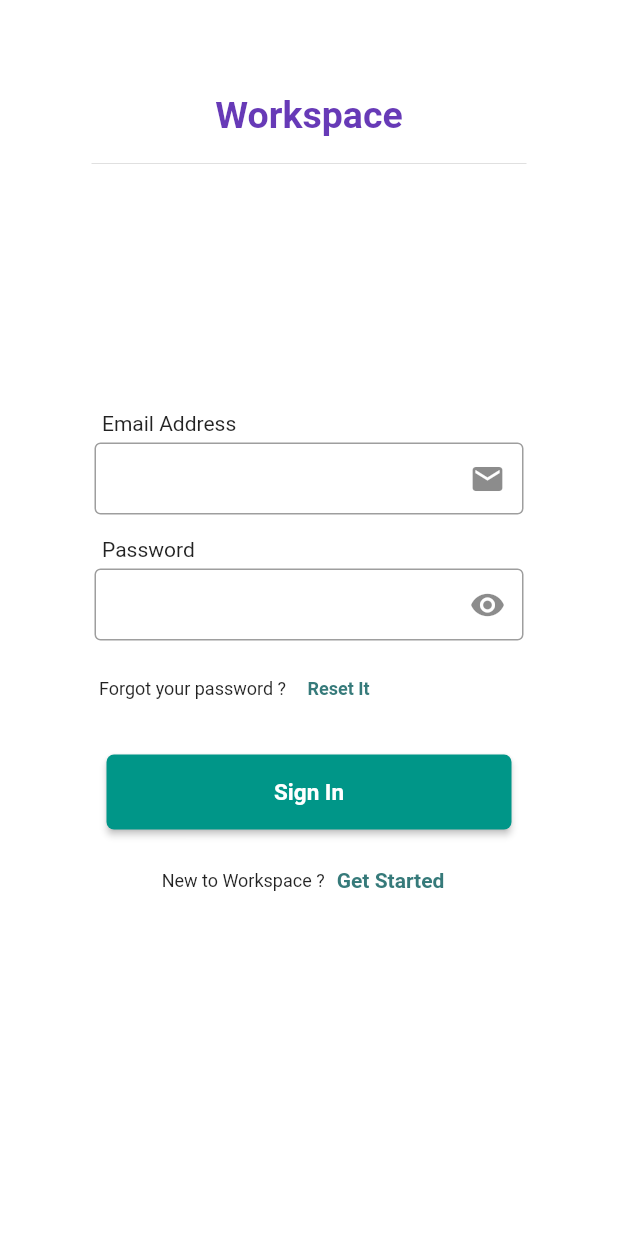
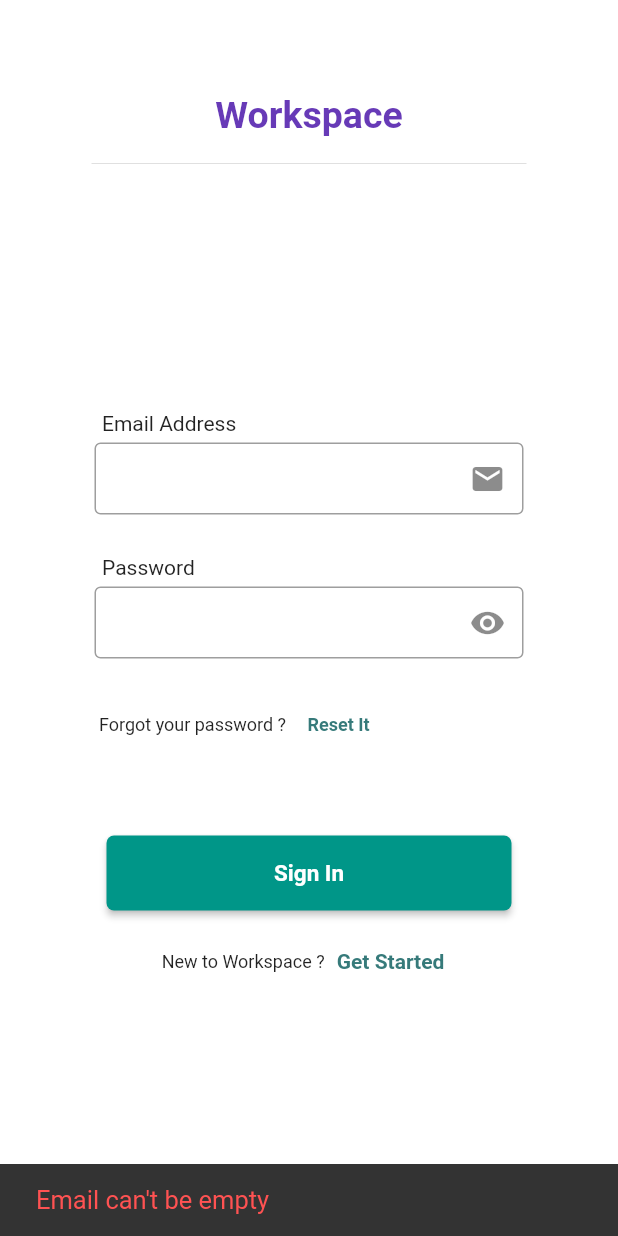
Before and after one commit to CBS-Developments/Task-Mobile, a Flutter app: the screen it shows after launch, after a tap on "Sign In", on a phone screen of 412 x 824 dp. Run offline on Flutter 3.47's test engine with Material 2 defaults, Android fonts, the light colour scheme and no system bars; our stand-ins replace shared_preferences.

Commit message:
login add pref

```diff
--- a/task_mobile/lib/components/textField.dart
+++ b/task_mobile/lib/components/textField.dart
@@ -26,7 +26,7 @@ class TextFieldLogin extends StatelessWidget {
       margin: EdgeInsets.all(2),
       color: Colors.white60,
       width: 300,
-      height: 80,
+      height: 92,
       child: Column(
         crossAxisAlignment: CrossAxisAlignment.start,
         children: [
--- a/task_mobile/lib/main.dart
+++ b/task_mobile/lib/main.dart
@@ -1,18 +1,52 @@
 import 'package:flutter/material.dart';
+import 'package:shared_preferences/shared_preferences.dart';
+import 'package:task_mobile/pages/dashMain.dart';
 import 'package:task_mobile/pages/loginPage.dart';
 
-void main() {
-  runApp(const MyApp());
+void main() async {
+  WidgetsFlutterBinding.ensureInitialized();
+  SharedPreferences prefs = await SharedPreferences.getInstance();
+
+  runApp(MyApp(prefs: prefs));
 }
 
 class MyApp extends StatelessWidget {
-  const MyApp({Key? key}) : super(key: key);
+  final SharedPreferences prefs;
+
+  const MyApp({Key? key, required this.prefs}) : super(key: key);
 
   @override
   Widget build(BuildContext context) {
-    return const MaterialApp(
+    return MaterialApp(
       debugShowCheckedModeBanner: false,
-      home:LoginPage(),
+      home:
+      LandingPage(
+          prefs: prefs),
+
     );
   }
 }
+class LandingPage extends StatelessWidget {
+  final SharedPreferences prefs; // Add this line
+
+  const LandingPage({Key? key, required this.prefs}) : super(key: key);
+
+  @override
+  Widget build(BuildContext context) {
+    return MaterialApp(
+      debugShowCheckedModeBanner: false,
+      theme: ThemeData(
+        primarySwatch: Colors.blue,
+      ),
+      home: _decideMainPage(),
+    );
+  }
+
+  Widget _decideMainPage() {
+    if (prefs.getString('login_state') != null) {
+      return const DashMain();
+    } else {
+      return const LoginPage();
+    }
+  }
+}
--- a/task_mobile/lib/pages/loginPage.dart
+++ b/task_mobile/lib/pages/loginPage.dart
@@ -1,8 +1,15 @@
+import 'dart:convert';
+
 import 'package:flutter/material.dart';
+import 'package:shared_preferences/shared_preferences.dart';
 import 'package:task_mobile/components/textField.dart';
 import 'package:task_mobile/methods/sizes.dart';
+import 'package:http/http.dart' as http;
+import 'package:task_mobile/pages/dashMain.dart';
 
+import '../components/test.dart';
 import '../methods/colors.dart';
+import 'createAccount.dart';
 
 class LoginPage extends StatefulWidget {
   const LoginPage({Key? key}) : super(key: key);
@@ -14,6 +21,72 @@ class LoginPage extends StatefulWidget {
 class _LoginPageState extends State<LoginPage> {
   TextEditingController emailController = TextEditingController();
   TextEditingController passwordController = TextEditingController();
+
+  Future<bool> login(BuildContext context) async {
+    if (emailController.text.trim().isEmpty) {
+      snackBar(context, "Email can't be empty", Colors.redAccent);
+      return false;
+    }
+
+    if (emailController.text.trim().length < 3) {
+      snackBar(context, "Invalid Email.", Colors.yellow);
+      return false;
+    }
+
+    var url = "http://dev.workspace.cbs.lk/login.php";
+    var data = {
+      "email": emailController.text,
+      "password_": passwordController.text,
+    };
+
+    http.Response res = await http.post(
+      Uri.parse(url),
+      body: data,
+      headers: {
+        "Accept": "application/json",
+        "Content-Type": "application/x-www-form-urlencoded",
+      },
+      encoding: Encoding.getByName("utf-8"),
+    );
+
+    if (res.statusCode.toString() == "200") {
+      Map<String, dynamic> result = jsonDecode(res.body);
+      print(result);
+      bool status = result['status'];
+      if (status) {
+        if (result['activate'] == '1') {
+          SharedPreferences prefs = await SharedPreferences.getInstance();
+          prefs.setString('login_state', '1');
+          prefs.setString('user_name', result['user_name']);
+          prefs.setString('first_name', result['first_name']);
+          prefs.setString('last_name', result['last_name']);
+          prefs.setString('email', result['email']);
+          prefs.setString('password_', result['password_']);
+          prefs.setString('phone', result['phone']);
+          prefs.setString('employee_ID', result['employee_ID']);
+          prefs.setString('designation', result['designation']);
+          prefs.setString('company', result['company']);
+          prefs.setString('user_role', result['user_role']);
+          prefs.setString('activate', result['activate']);
+
+          if (!mounted) return true;
+          Navigator.push(
+            context,
+            MaterialPageRoute(builder: (context) => const DashMain()),
+          );
+        } else {
+          snackBar(context, "Account Deactivated",
+              Colors.redAccent); // Show Snackbar for deactivated account
+        }
+      } else {
+        snackBar(context, "Incorrect Password",
+            Colors.yellow); // Show Snackbar for incorrect password
+      }
+    } else {
+      snackBar(context, "Error", Colors.redAccent);
+    }
+    return true;
+  }
 
   @override
   Widget build(BuildContext context) {
@@ -45,9 +118,27 @@ class _LoginPageState extends State<LoginPage> {
                   const SizedBox(
                     height: 150,
                   ),
-                  TextFieldLogin(topic: 'Email Address', controller: emailController, hintText: '', suficon:  const Icon(Icons.email)),
-                  TextFieldLogin(topic: 'Password', controller: passwordController, hintText: '', suficon: const Icon(Icons.remove_red_eye_rounded)),
-
+                  TextFieldLogin(
+                    topic: 'Email Address',
+                    controller: emailController,
+                    hintText: '',
+                    suficon: const Icon(Icons.email),
+                    onPressed: () {},
+                    onSubmitted: (value) {
+                      login(context);
+                    },
+                  ),
+                  TextFieldLogin(
+                    topic: 'Password',
+                    obscureText: true,
+                    controller: passwordController,
+                    hintText: '',
+                    suficon: const Icon(Icons.remove_red_eye_rounded),
+                    onPressed: () {},
+                    onSubmitted: (value) {
+                      login(context);
+                    },
+                  ),
                   Padding(
                     padding: const EdgeInsets.only(left: 5),
                     child: Row(
@@ -57,29 +148,32 @@ class _LoginPageState extends State<LoginPage> {
                           style: TextStyle(fontSize: 12),
                         ),
                         TextButton(
-                            onPressed: () {   },
+                            onPressed: () {},
                             child: Text(
                               'Reset It',
-                              style: TextStyle(fontSize: 12,fontWeight: FontWeight.bold, color: AppColor.tealLog),
+                              style: TextStyle(
+                                  fontSize: 12,
+                                  fontWeight: FontWeight.bold,
+                                  color: AppColor.tealLog),
                             ))
                       ],
                     ),
                   ),
-                  const SizedBox(height: 20),
+                  const SizedBox(height: 50),
                   Container(
                     height: 50,
                     width: 400,
                     padding: const EdgeInsets.fromLTRB(10, 0, 10, 0),
                     child: ElevatedButton(
                       onPressed: () {
-                        // login(context);
+                        login(context);
                       },
                       style: ElevatedButton.styleFrom(
                         foregroundColor: AppColor.loginF,
                         backgroundColor: Colors.teal,
                         shape: RoundedRectangleBorder(
                           borderRadius:
-                          BorderRadius.circular(5), // Rounded corners
+                              BorderRadius.circular(5), // Rounded corners
                         ),
                       ),
                       child: const Text(
@@ -87,14 +181,11 @@ class _LoginPageState extends State<LoginPage> {
                         style: TextStyle(
                             fontWeight: FontWeight.bold,
                             color: Colors.white,
-                            fontSize: 15
-                        ),
+                            fontSize: 15),
                       ),
                     ),
                   ),
-
                   SizedBox(height: 10),
-
                   Row(
                     mainAxisAlignment: MainAxisAlignment.center,
                     children: [
@@ -104,31 +195,27 @@ class _LoginPageState extends State<LoginPage> {
                       ),
                       TextButton(
                           onPressed: () {
-                            // Navigator.push(
-                            //   context,
-                            //   MaterialPageRoute(
-                            //       builder: (context) => const CreateAccountPage()),
-                            // );
+                            Navigator.push(
+                              context,
+                              MaterialPageRoute(
+                                  builder: (context) => const CreateAccountPage()),
+                            );
                           },
                           child: Text(
                             'Get Started',
-                            style: TextStyle(fontSize: 14,fontWeight: FontWeight.bold, color: AppColor.tealLog),
+                            style: TextStyle(
+                                fontSize: 14,
+                                fontWeight: FontWeight.bold,
+                                color: AppColor.tealLog),
                           ))
                     ],
                   ),
                 ],
               ),
             ),
-
-
           ),
-
-
         ),
-
-
       ),
-
     );
   }
 }
--- a/task_mobile/pubspec.yaml
+++ b/task_mobile/pubspec.yaml
@@ -30,6 +30,9 @@ environment:
 dependencies:
   flutter:
     sdk: flutter
+  shared_preferences: any
+  intl: ^0.17.0
+  http: any
 
 
   # The following adds the Cupertino Icons font to your application.
```
Also changed, not shown: task_mobile/lib/components/test.dart (added, +427 -0 lines), task_mobile/lib/pages/createAccount.dart (added, +15 -0 lines), task_mobile/lib/pages/dashMain.dart (added, +15 -0 lines), task_mobile/pubspec.lock, 1 other file.
